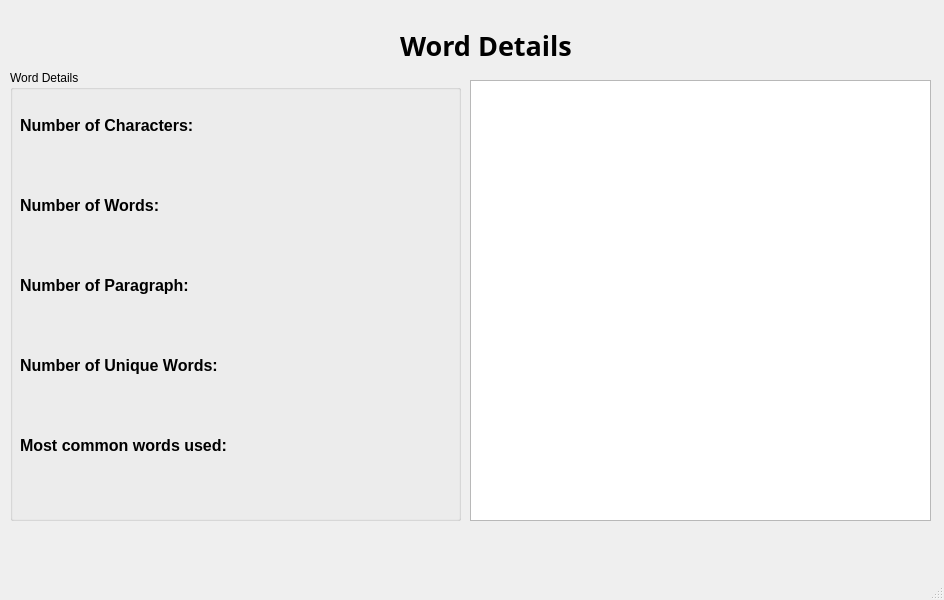
The window that UI/Word_Details.ui (rishav-karanjit/Essay-Grader) describes before a commit, drawn with Qt 5.
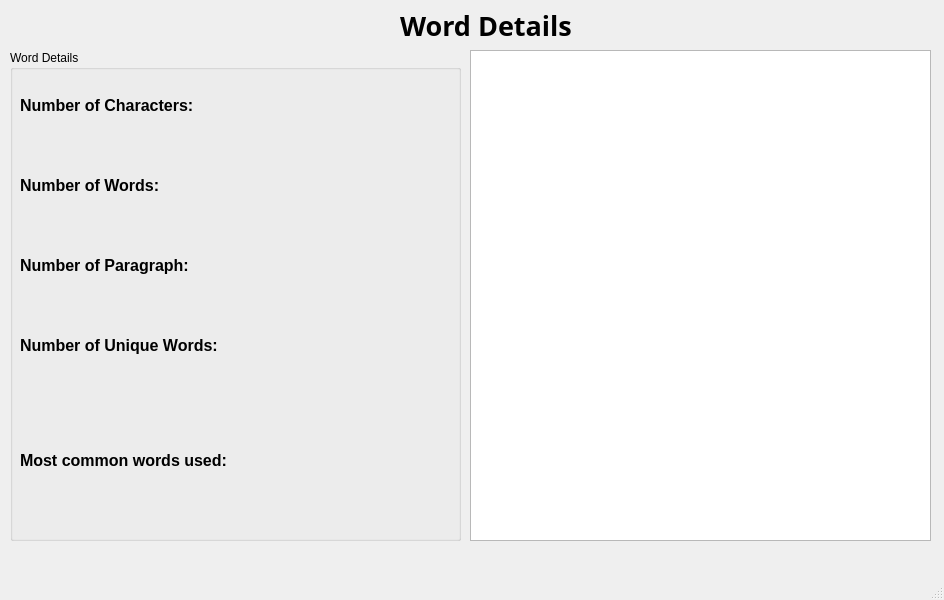
The same window after the commit.

Commit message: Updated word details UI

The edit to the form file:
```diff
--- a/UI/Word_Details.ui
+++ b/UI/Word_Details.ui
@@ -18,7 +18,7 @@
     <property name="geometry">
      <rect>
       <x>400</x>
-      <y>30</y>
+      <y>10</y>
       <width>201</width>
       <height>31</height>
      </rect>
@@ -39,9 +39,9 @@
     <property name="geometry">
      <rect>
       <x>10</x>
-      <y>70</y>
+      <y>50</y>
       <width>451</width>
-      <height>451</height>
+      <height>491</height>
      </rect>
     </property>
     <property name="title">
@@ -217,7 +217,7 @@
        <x>10</x>
        <y>340</y>
        <width>431</width>
-       <height>71</height>
+       <height>141</height>
       </rect>
      </property>
      <layout class="QHBoxLayout" name="horizontalLayout_5">
@@ -257,9 +257,9 @@
     <property name="geometry">
      <rect>
       <x>470</x>
-      <y>80</y>
+      <y>50</y>
       <width>461</width>
-      <height>441</height>
+      <height>491</height>
      </rect>
     </property>
    </widget>
```
